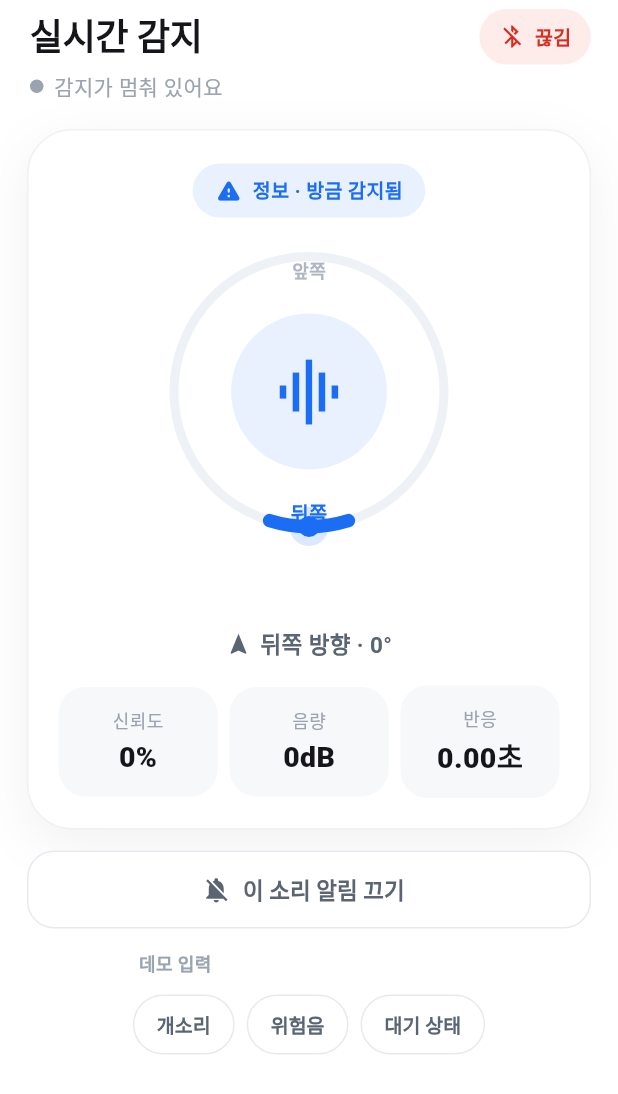
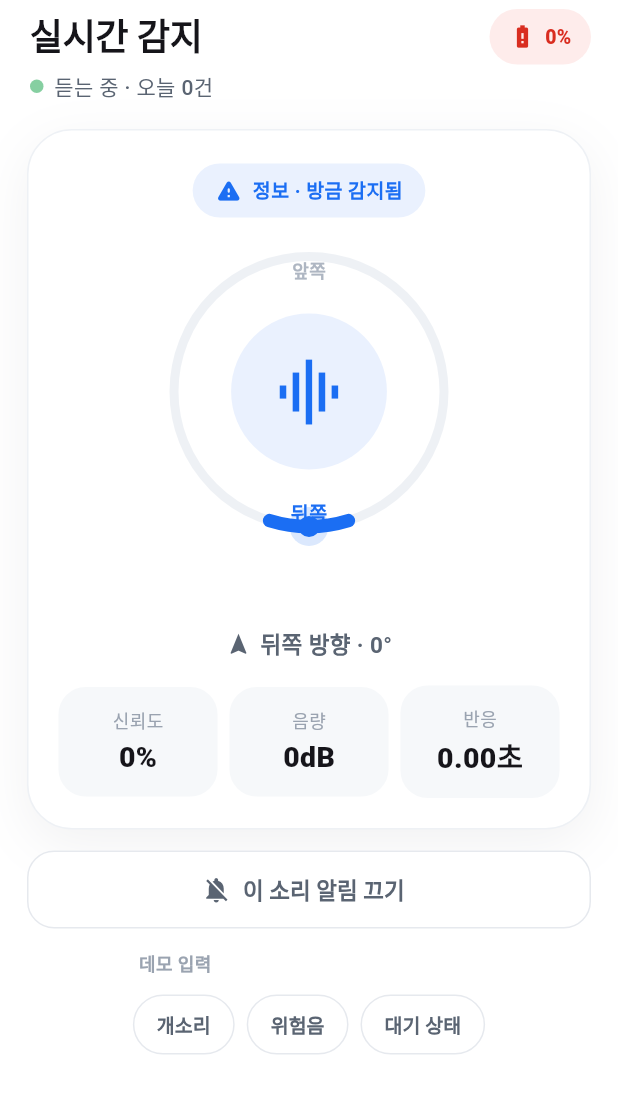
Before and after one commit to 26-DGU-CECD/EdgeAudioRecognition, a Flutter app: the HomePage widget shown alone on an empty page, opened directly with empty values, on a phone screen of 412 x 824 dp. Shown: the top 1094 px of the screen. Run offline on Flutter 3.47's test engine with Material 3 defaults, Android fonts, the phone set to English and light mode, and no system bars; our stand-ins replace flutter_blue_plus, flutter_local_notifications, permission_handler, shared_preferences; missing offline and left inert: flutter_foreground_task; accounts and stored records are empty.

Commit message:
Show battery percentage

```diff
--- a/lib/pages/home_page.dart
+++ b/lib/pages/home_page.dart
@@ -12,6 +12,7 @@ import '../ui/sound_style.dart';
 class HomePage extends StatefulWidget {
   final SoundPacket? packet;
   final DeviceStatus? deviceStatus;
+  final int? demoBatteryPercent;
 
   /// 키링 연결 여부. false면 미연결(프레임 K) 화면을 보여줍니다.
   final bool connected;
@@ -27,6 +28,7 @@ class HomePage extends StatefulWidget {
     super.key,
     required this.packet,
     required this.deviceStatus,
+    required this.demoBatteryPercent,
     required this.connected,
     required this.recentLogs,
     required this.onReset,
@@ -99,8 +101,18 @@ class _HomePageState extends State<HomePage> with TickerProviderStateMixin {
 
   // ----- header -----
   Widget _header(bool isListening) {
-    final battery = widget.deviceStatus?.battery;
-    final connected = widget.connected;
+    final battery = widget.demoBatteryPercent ?? widget.deviceStatus?.battery;
+    final connected = widget.connected || widget.demoBatteryPercent != null;
+    final statusColor = !connected
+        ? AppColors.danger
+        : battery != null && battery <= 20
+            ? AppColors.danger
+            : AppColors.primary;
+    final statusBackground = !connected
+        ? AppColors.dangerSoft
+        : battery != null && battery <= 20
+            ? AppColors.dangerSoft
+            : AppColors.primarySoft;
     final subtitle = !connected
         ? '감지가 멈춰 있어요'
         : isListening
@@ -148,17 +160,15 @@ class _HomePageState extends State<HomePage> with TickerProviderStateMixin {
           Container(
             padding: const EdgeInsets.symmetric(horizontal: 13, vertical: 9),
             decoration: BoxDecoration(
-              color: connected ? AppColors.primarySoft : AppColors.dangerSoft,
+              color: statusBackground,
               borderRadius: BorderRadius.circular(999),
             ),
             child: Row(
               children: [
                 Icon(
-                  connected
-                      ? Icons.bluetooth_connected
-                      : Icons.bluetooth_disabled,
+                  connected ? _batteryIcon(battery) : Icons.bluetooth_disabled,
                   size: 18,
-                  color: connected ? AppColors.primary : AppColors.danger,
+                  color: statusColor,
                 ),
                 const SizedBox(width: 6),
                 Text(
@@ -168,7 +178,7 @@ class _HomePageState extends State<HomePage> with TickerProviderStateMixin {
                   style: TextStyle(
                     fontSize: 13,
                     fontWeight: FontWeight.w800,
-                    color: connected ? AppColors.primary : AppColors.danger,
+                    color: statusColor,
                   ),
                 ),
               ],
@@ -177,6 +187,14 @@ class _HomePageState extends State<HomePage> with TickerProviderStateMixin {
         ],
       ),
     );
+  }
+
+  IconData _batteryIcon(int? battery) {
+    if (battery == null) return Icons.power;
+    if (battery <= 15) return Icons.battery_alert;
+    if (battery <= 35) return Icons.battery_2_bar;
+    if (battery <= 65) return Icons.battery_4_bar;
+    return Icons.battery_full;
   }
 
   Widget _statusDot(bool connected) {
--- a/lib/pages/setting_device_info_page.dart
+++ b/lib/pages/setting_device_info_page.dart
@@ -148,7 +148,7 @@ class SettingDeviceInfoPage extends StatelessWidget {
                             Icon(Icons.power, size: 16, color: AppColors.primary),
                             SizedBox(width: 6),
                             Text(
-                              '외부 전원 (USB)',
+                              '배터리 정보 없음',
                               style: TextStyle(
                                 fontSize: 14,
                                 fontWeight: FontWeight.w700,
```
Also changed, not shown: lib/ble/ble_sound_service.dart (+44 -1 lines), lib/main_page.dart (+14 -0 lines), lib/models/device_status.dart (+23 -4 lines), lib/services/sound_foreground_task.dart (+12 -0 lines), 1 other file.
